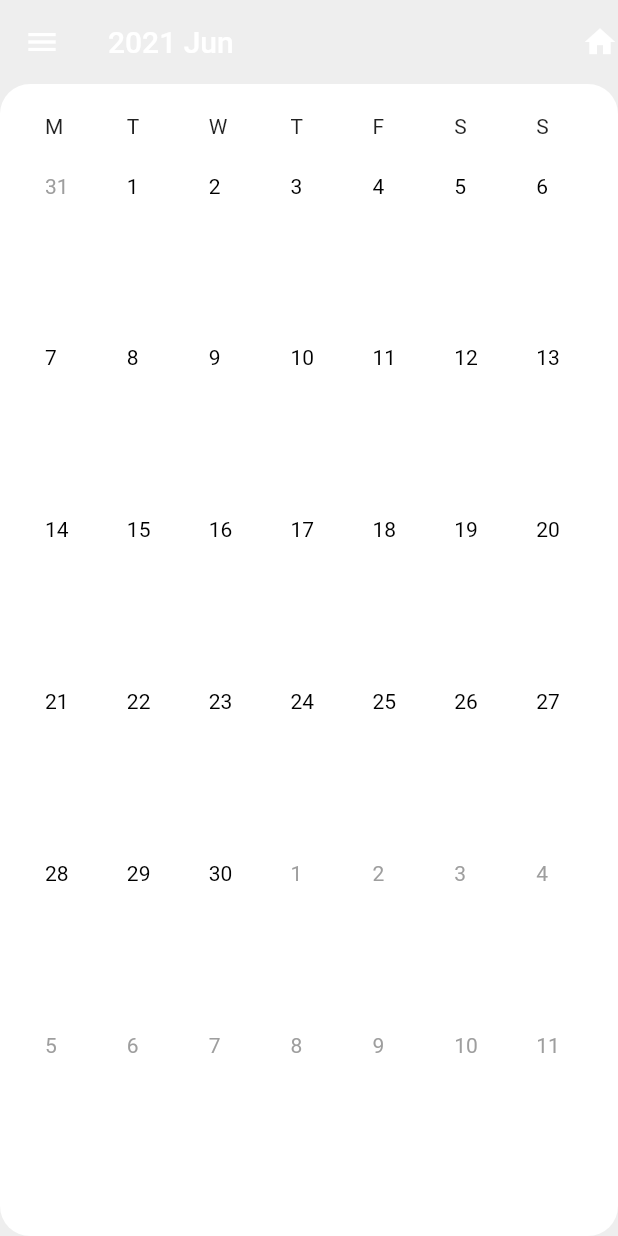
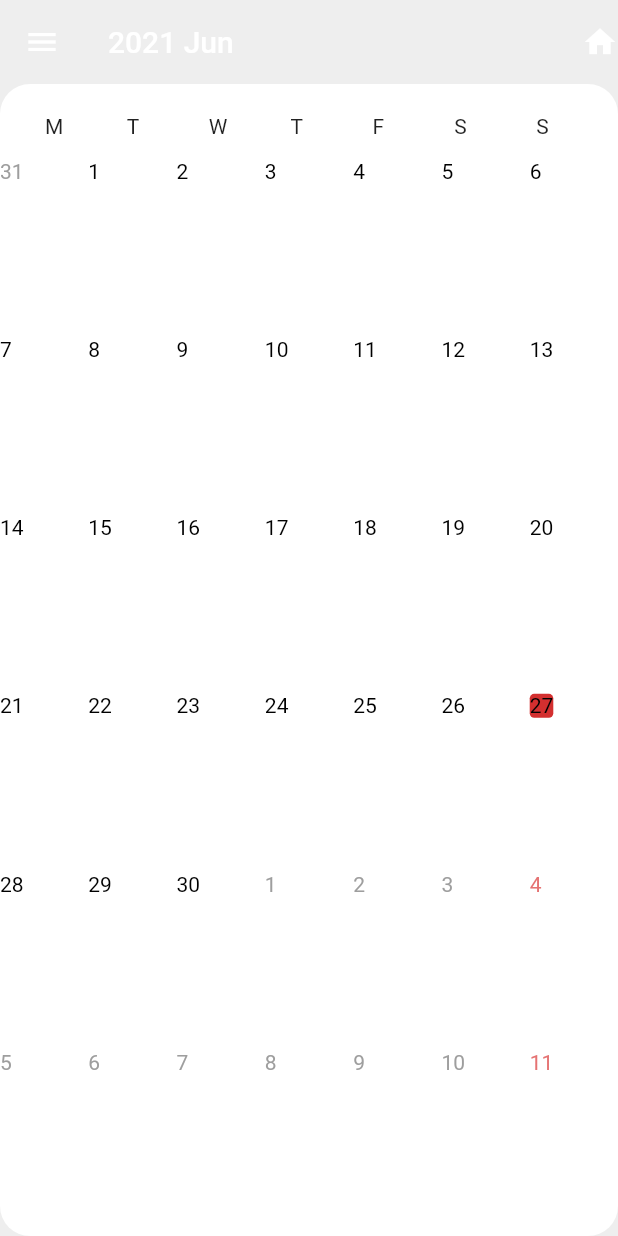
Before and after one commit to SibuleleMboyi/flutter_custom_calander, a Flutter app: the screen it shows after launch, on a phone screen of 412 x 824 dp. Run offline on Flutter 3.47's test engine with Material 2 defaults, Android fonts, the phone set to English and light mode, and no system bars; our stand-ins replace bloc, flutter_bloc.

Commit message:
styling calendar

```diff
--- a/custom_calendar/lib/cubit/date_change_cubit_dart_cubit.dart
+++ b/custom_calendar/lib/cubit/date_change_cubit_dart_cubit.dart
@@ -4,7 +4,7 @@ import 'package:meta/meta.dart';
 part 'date_change_cubit_dart_state.dart';
 
 class DateChangeCubitDartCubit extends Cubit<DateChangeCubitDartState> {
-  DateChangeCubitDartCubit() : super(DateChangeCubitDartState.init());
+  DateChangeCubitDartCubit() : super(DateChangeCubitDartState.initial());
 
   void dateChanged({required DateTime newDate}) {
     emit(state.copyWith(
--- a/custom_calendar/lib/cubit/date_change_cubit_dart_state.dart
+++ b/custom_calendar/lib/cubit/date_change_cubit_dart_state.dart
@@ -9,9 +9,11 @@ class DateChangeCubitDartState {
 
   DateChangeCubitDartState({required this.dateTime, required this.status});
 
-  factory DateChangeCubitDartState.init() {
+  factory DateChangeCubitDartState.initial() {
     return DateChangeCubitDartState(
-        dateTime: DateTime.now(), status: DateChangeCubitDartStatus.initial);
+      dateTime: DateTime.now(),
+      status: DateChangeCubitDartStatus.initial,
+    );
   }
 
   DateChangeCubitDartState copyWith({
--- a/custom_calendar/lib/main.dart
+++ b/custom_calendar/lib/main.dart
@@ -1,4 +1,5 @@
 import 'package:custom_calendar/cubit/date_change_cubit_dart_cubit.dart';
+import 'package:custom_calendar/utils/constants.dart';
 import 'package:custom_calendar/widgtes/widgets.dart';
 import 'package:flutter/material.dart';
 import 'package:flutter_bloc/flutter_bloc.dart';
@@ -21,7 +22,7 @@ class MyApp extends StatelessWidget {
       ),
       home: BlocProvider<DateChangeCubitDartCubit>(
         create: (_) => DateChangeCubitDartCubit(),
-        child: CalendarWidget(),
+        child: CalendarWidget(viewByChoice: ViewByChoices.viewByMonth),
       ),
     );
   }
--- a/custom_calendar/lib/widgtes/calendar/calendar_widget.dart
+++ b/custom_calendar/lib/widgtes/calendar/calendar_widget.dart
@@ -19,7 +19,7 @@ class CalendarWidget extends StatelessWidget {
     print(ViewByChoices.viewByMonth);
     final checkColor = MediaQuery.platformBrightnessOf(context);
     int trackPaging = 0;
-    int oldIndex = -1;
+
     DateTime backLimitDate = Constants.backLimitDate;
     DateTime currentDate = Constants.currentDate;
     List<Widget> results = ViewByChoiceClass.viewByChoice(
@@ -37,9 +37,13 @@ class CalendarWidget extends StatelessWidget {
     } else {
       initialPage = currentDate.year - backLimitDate.year;
     }
+    int oldIndex = initialPage;
+
     return BlocBuilder<DateChangeCubitDartCubit, DateChangeCubitDartState>(
       builder: (context, state) {
         return Scaffold(
+          // print(DateTime.now().toString());
+          //print(state.dateTime);
           appBar: AppBar(
             elevation: 0.0,
             backwardsCompatibility: false,
@@ -63,9 +67,8 @@ class CalendarWidget extends StatelessWidget {
             leading: Icon(Icons.menu),
             actions: [Icon(Icons.home)],
           ),
-            backgroundColor: checkColor == Brightness.light
-                ? Colors.grey[200]
-                : Colors.black,
+          backgroundColor:
+              checkColor == Brightness.light ? Colors.grey[200] : Colors.black,
           body: Container(
             decoration: BoxDecoration(
               color: checkColor == Brightness.light
@@ -117,7 +120,8 @@ class CalendarWidget extends StatelessWidget {
                 ),
               ],
             ),
-            ));
+          ),
+        );
       },
     );
   }
--- a/custom_calendar/lib/widgtes/calendar/month_widget.dart
+++ b/custom_calendar/lib/widgtes/calendar/month_widget.dart
@@ -1,15 +1,20 @@
+import 'package:custom_calendar/utils/constants.dart';
 import 'package:flutter/material.dart';
 import 'package:intl/intl.dart';
 
 class MonthWidget extends StatelessWidget {
   final DateTime dateTime;
   final double mainAxisSpacing;
+  final double crossAxisSpacing;
   final Brightness textColor;
+  final ViewByChoices viewByChoices;
 
   const MonthWidget(
       {Key? key,
       required this.dateTime,
       this.mainAxisSpacing = 60.0,
+      this.crossAxisSpacing = 10,
+      this.viewByChoices = ViewByChoices.viewByMonth,
       required this.textColor})
       : super(key: key);
 
@@ -17,7 +22,7 @@ class MonthWidget extends StatelessWidget {
   Widget build(BuildContext context) {
     final viewPort = creatMonth(date: dateTime, textColor: textColor);
     return Padding(
-      padding: const EdgeInsets.fromLTRB(30, 60, 0, 0),
+      padding: const EdgeInsets.fromLTRB(0, 50, 0, 0),
       child: GridView.builder(
           shrinkWrap: true,
           itemCount: viewPort.length,
@@ -58,39 +63,78 @@ class MonthWidget extends StatelessWidget {
       for (int index = 1; index < currentMonthFirstDayNumber; index++) {
         visiblePrevMonthDays.add(
           Text(
-            (patchFrom + index).toString(),
+            viewByChoices == ViewByChoices.viewByMonth
+                ? (patchFrom + index).toString()
+                : '',
             style: TextStyle(color: Colors.grey),
           ),
         );
       }
     }
-
+    final monthCheck = visiblePrevMonthDays + currentMothDays;
+    print(date);
+    final currentDate = DateTime.now();
+    int trackLen = 0;
     for (int index = 1; index <= currentMonthNumOfDays; index++) {
-      currentMothDays.add(
-        Text(
+      trackLen = monthCheck.length + 1;
+      monthCheck.add(
+        DateTime(date.year, date.month, index) ==
+                DateTime(currentDate.year, currentDate.month, currentDate.day)
+            ? Wrap(
+                children: [
+                  Container(
+                    decoration: BoxDecoration(
+                      color: trackLen % 7 == 0 ? Colors.red[700] : Colors.green,
+                      borderRadius: BorderRadius.circular(3.0),
+                    ),
+                    child: Text(
                       index.toString(),
                       style: TextStyle(
-            color: textColor == Brightness.light ? Colors.black : Colors.white,
+                        color: textColor == Brightness.light
+                            ? Colors.black
+                            : Colors.white,
+                      ),
+                    ),
+                  ),
+                ],
+              )
+            : Text(
+                index.toString(),
+                style: TextStyle(
+                  color: textColor == Brightness.light
+                      ? Colors.black
+                      : trackLen % 7 == 0
+                          ? Colors.red[700]
+                          : Colors.white,
                 ),
               ),
       );
     }
 
-    int viewPortLenght = visiblePrevMonthDays.length + currentMothDays.length;
+    int index = 1;
 
-    int index = 1;
+    print('added next days :::::::::::::::::');
+    int viewPortLenght = monthCheck.length;
+    int check = 0;
+    if (viewByChoices == ViewByChoices.viewByMonth) {
       while (viewPortLenght < 42) {
+        check = viewPortLenght + 1;
         visibleNextMonthDays.add(
-        Text(
+          check % 7 == 0
+              ? Text(
+                  index.toString(),
+                  style: TextStyle(color: Colors.red[300]),
+                )
+              : Text(
                   index.toString(),
                   style: TextStyle(color: Colors.grey),
                 ),
         );
-
         index += 1;
         viewPortLenght += 1;
       }
+    }
 
-    return visiblePrevMonthDays + currentMothDays + visibleNextMonthDays;
+    return monthCheck + visibleNextMonthDays;
   }
 }
--- a/custom_calendar/lib/widgtes/calendar/view_by_choice.dart
+++ b/custom_calendar/lib/widgtes/calendar/view_by_choice.dart
@@ -23,9 +23,9 @@ class ViewByChoiceClass {
   static List<Widget> viewByMonth({required Brightness textColor}) {
     List<Widget> monthsList = [];
     int numberOfMonths = (frontLimitDate.year - backLimitDate.year) * 12;
-    for (int index = 1; index <= numberOfMonths; index++) {
-      final dateTime = DateTime(
-          backLimitDate.year, backLimitDate.month + index, backLimitDate.day);
+    for (int index = 0; index < numberOfMonths; index++) {
+      final dateTime = DateTime(backLimitDate.year,
+          backLimitDate.month + index + 1, backLimitDate.day);
 
       monthsList.add(MonthWidget(
         dateTime: dateTime,
@@ -39,9 +39,11 @@ class ViewByChoiceClass {
   static List<Widget> viewByYear({required Brightness textColor}) {
     List<Widget> yearList = [];
     int numberOfYears = (frontLimitDate.year - backLimitDate.year);
-    for (int index = 1; index <= numberOfYears; index++) {
+    for (int index = 0; index < numberOfYears; index++) {
       final dateTime = DateTime(
-          backLimitDate.year, backLimitDate.month + index, backLimitDate.day);
+          backLimitDate.year + index, backLimitDate.month, backLimitDate.day);
+
+      //print('created date :::::::::::: +++' + dateTime.toString());
 
       yearList.add(YearWidget(dateTime: dateTime, textColor: textColor));
     }
```
Also changed, not shown: custom_calendar/lib/widgtes/calendar/year_widget.dart (+18 -22 lines). Lines whose indentation alone changed are shown as unchanged.
